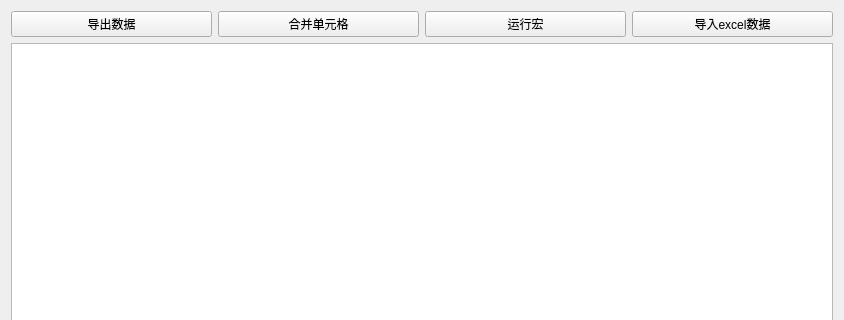
TYHJgy/QT-demo, file widgetsDemo/exceldemoform.ui: the form before one commit; both pictures show x 0 to 844 and y 0 to 320 of the 844 by 585 pixel window.
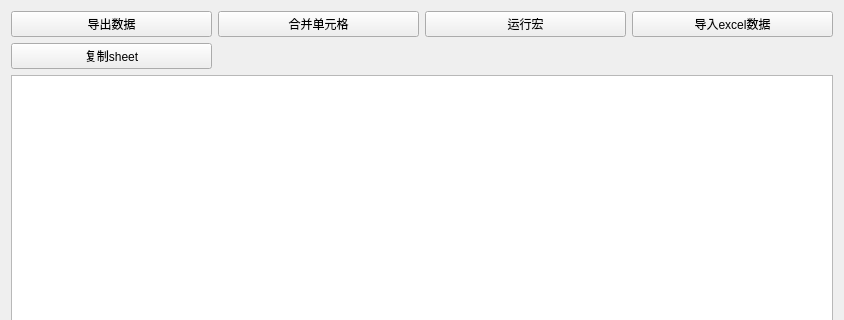
The form after the commit.

```diff
--- a/widgetsDemo/exceldemoform.ui
+++ b/widgetsDemo/exceldemoform.ui
@@ -49,6 +49,13 @@
      </property>
     </widget>
    </item>
+   <item row="1" column="0">
+    <widget class="QPushButton" name="copySheet">
+     <property name="text">
+      <string>复制sheet</string>
+     </property>
+    </widget>
+   </item>
   </layout>
  </widget>
  <resources/>
```
